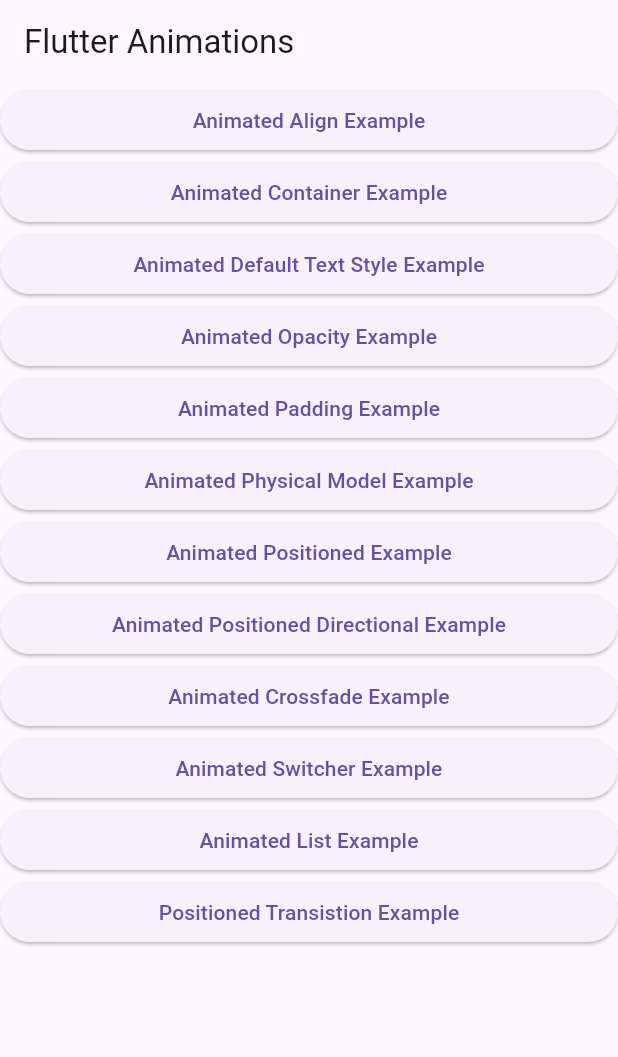
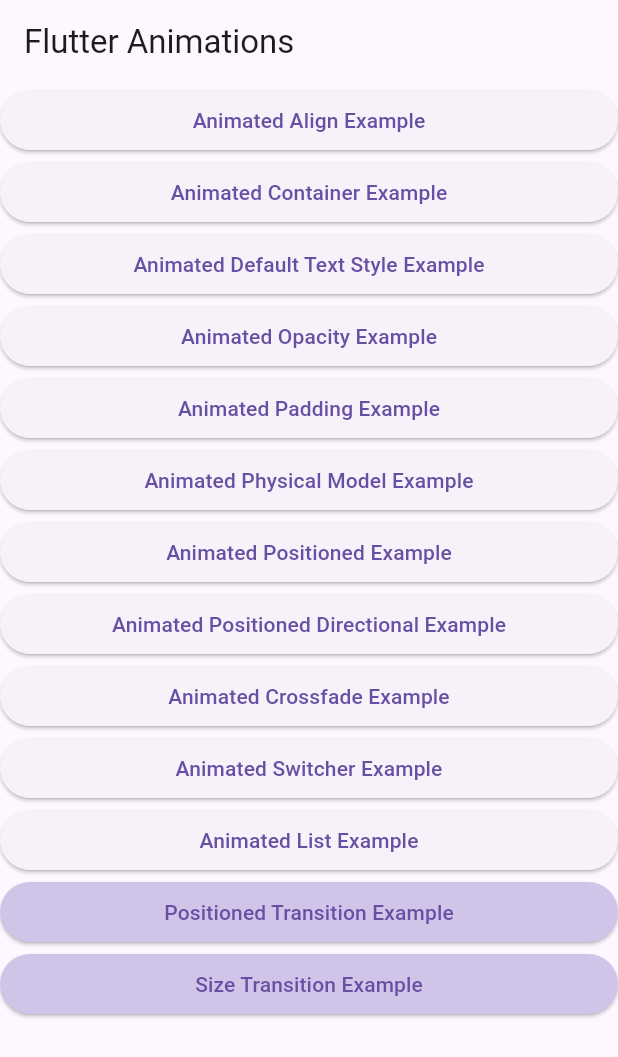
Before and after one commit to mazenshawky/Animated-App-2, a Flutter app: the screen it shows after launch, on a phone screen of 412 x 824 dp. Shown: the top 1057 px of the screen. Run offline on Flutter 3.47's test engine with Material 3 defaults, Android fonts, the phone set to English and light mode, and no system bars.

Commit message:
Add size transition example

```diff
--- a/lib/main.dart
+++ b/lib/main.dart
@@ -1,4 +1,5 @@
-import 'package:animated_app_2/explicit_animations/positioned_transistion_example.dart';
+import 'package:animated_app_2/explicit_animations/positioned_transition_example.dart';
+import 'package:animated_app_2/explicit_animations/size_transition_example.dart';
 import 'package:animated_app_2/implicit_animations/animated_container_example.dart';
 import 'package:animated_app_2/implicit_animations/animated_crossfade_example.dart';
 import 'package:animated_app_2/implicit_animations/animated_list_example.dart';
@@ -11,6 +12,8 @@
 import 'package:animated_app_2/implicit_animations/animated_text_style_example.dart';
 import 'package:flutter/material.dart';
 import 'package:animated_app_2/implicit_animations/animated_align_example.dart';
+
+enum AnimationType { animtedFoo, fooTransition }
 
 void main() {
   runApp(const MyApp());
@@ -47,25 +50,43 @@
           physics: const BouncingScrollPhysics(),
           children: [
             _myButton("Animated Align Example", const AnimatedAlignExample()),
-            _myButton("Animated Container Example", const AnimatedContainerExample()),
-            _myButton("Animated Default Text Style Example", const AnimatedDefaultTextSizeExample()),
-            _myButton("Animated Opacity Example", const AnimatedOpacityExample()),
-            _myButton("Animated Padding Example", const AnimatedPaddingExample()),
-            _myButton("Animated Physical Model Example", const AnimatedPhysicalModelExample()),
-            _myButton("Animated Positioned Example", const AnimatedPositionedExample()),
-            _myButton("Animated Positioned Directional Example", const AnimatedPositionedDirectionalExample()),
-            _myButton("Animated Crossfade Example", const AnimatedCrossFadeExample()),
-            _myButton("Animated Switcher Example", const AnimatedSwitcherExample()),
+            _myButton(
+                "Animated Container Example", const AnimatedContainerExample()),
+            _myButton("Animated Default Text Style Example",
+                const AnimatedDefaultTextSizeExample()),
+            _myButton(
+                "Animated Opacity Example", const AnimatedOpacityExample()),
+            _myButton(
+                "Animated Padding Example", const AnimatedPaddingExample()),
+            _myButton("Animated Physical Model Example",
+                const AnimatedPhysicalModelExample()),
+            _myButton("Animated Positioned Example",
+                const AnimatedPositionedExample()),
+            _myButton("Animated Positioned Directional Example",
+                const AnimatedPositionedDirectionalExample()),
+            _myButton(
+                "Animated Crossfade Example", const AnimatedCrossFadeExample()),
+            _myButton(
+                "Animated Switcher Example", const AnimatedSwitcherExample()),
             _myButton("Animated List Example", const AnimatedListExample()),
-            _myButton("Positioned Transistion Example", const PositionedTransistionExample()),
+            _myButton(
+                "Positioned Transition Example",
+                const PositionedTransitionExample(),
+                AnimationType.fooTransition),
+            _myButton("Size Transition Example", const SizeTransitionExample(),
+                AnimationType.fooTransition),
           ],
         ),
       ),
     );
   }
 
-  Widget _myButton(String text, Widget screen) {
+  Widget _myButton(String text, Widget screen,
+      [AnimationType animationType = AnimationType.animtedFoo]) {
     return ElevatedButton(
+      style: animationType == AnimationType.animtedFoo
+          ? null
+          : ElevatedButton.styleFrom(backgroundColor: Colors.deepPurple[100]),
       onPressed: () {
         Navigator.push(
           context,
```
Also changed, not shown: lib/explicit_animations/positioned_transition_example.dart (renamed from lib/explicit_animations/positioned_transistion_example.dart, +7 -7 lines), lib/explicit_animations/size_transition_example.dart (added, +62 -0 lines).
